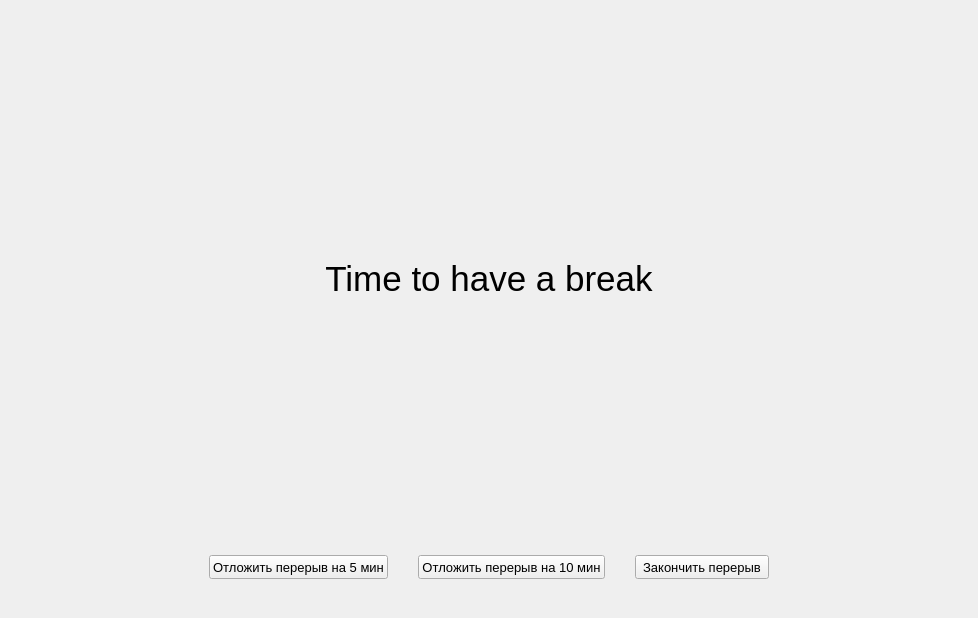
Old version of the form src/resty/adapters/qt/ui/rest_window/rest_window.ui in the repository bolanebyla/resty.
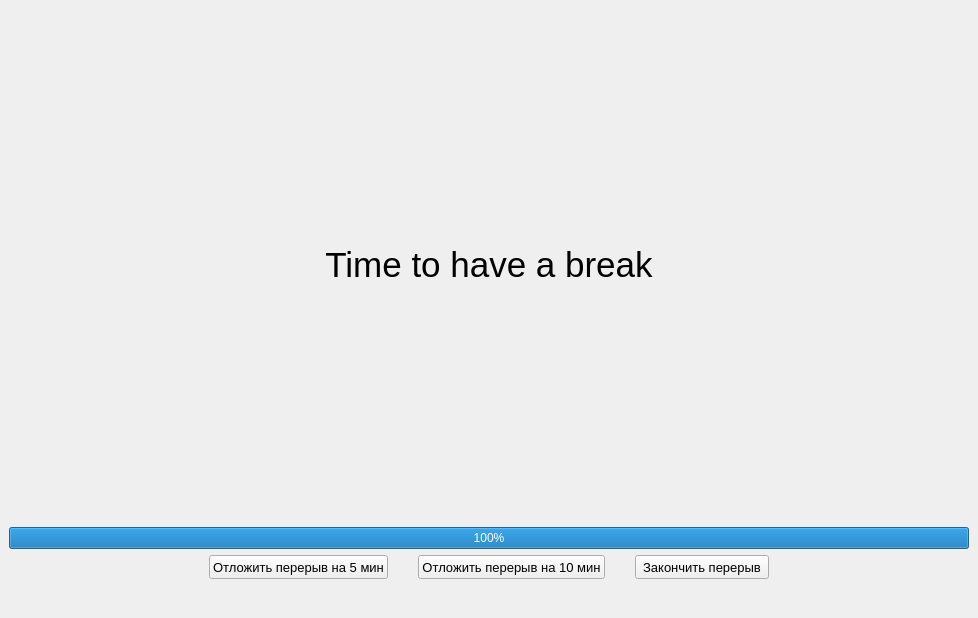
New version of the form.

Diff of the .ui file:
```diff
--- a/src/resty/adapters/qt/ui/rest_window/rest_window.ui
+++ b/src/resty/adapters/qt/ui/rest_window/rest_window.ui
@@ -50,6 +50,16 @@
       </property>
      </widget>
     </item>
+    <item>
+     <widget class="QProgressBar" name="rest_progress_bar">
+      <property name="maximum">
+       <number>100</number>
+      </property>
+      <property name="value">
+       <number>100</number>
+      </property>
+     </widget>
+    </item>
     <item>
      <layout class="QHBoxLayout" name="horizontalLayout_5">
       <property name="spacing">
```
